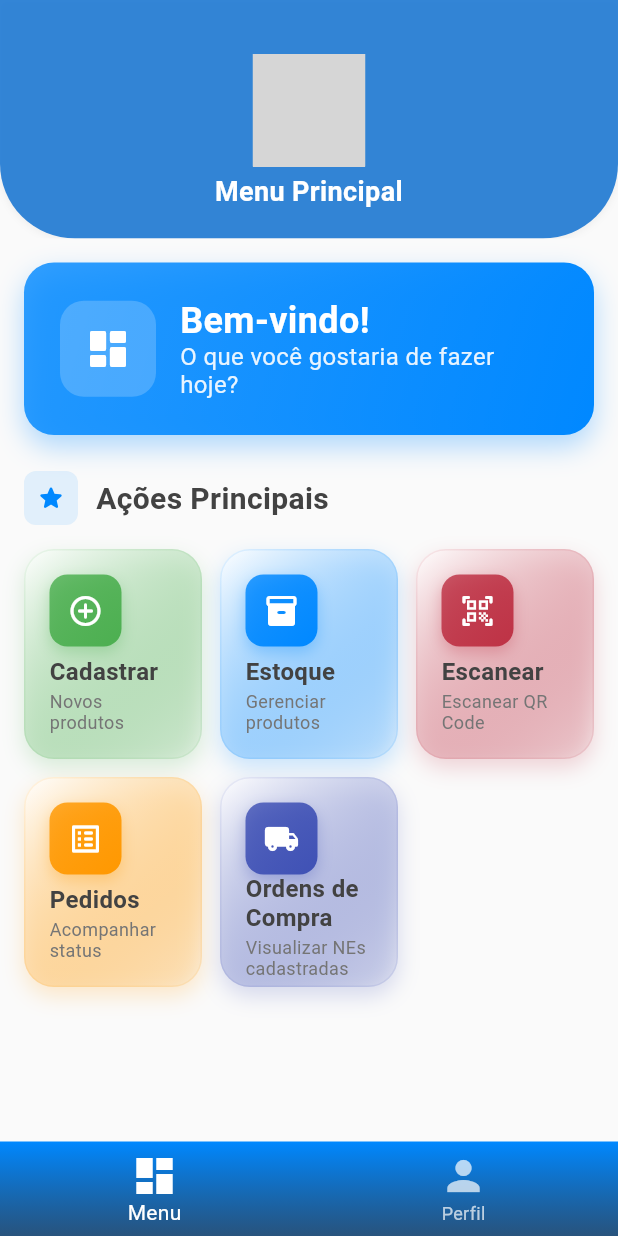
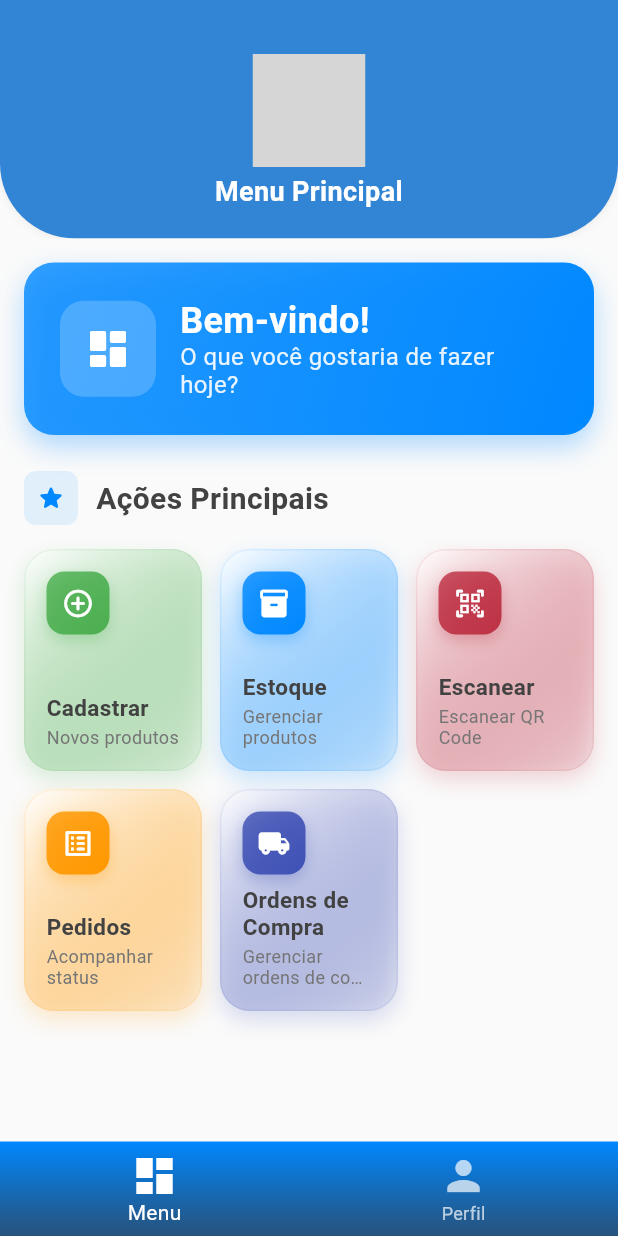
Before and after one commit to Code-Nine-FTC/MobileInterface-2025.2, a Flutter app: the MenuPage screen opened by its route, on a phone screen of 412 x 824 dp. Run offline on Flutter 3.47's test engine with Material 3 defaults, Android fonts, the phone set to English and light mode, and no system bars; our stand-ins replace diacritic, dio, equatable, flutter_bloc, flutter_secure_storage, flutter_svg and 5 more; missing offline and left inert: mobile_scanner; accounts and stored records are empty; grey boxes are pictures that could not be loaded.

Commit message:
fix: correão do btn de ordem

```diff
--- a/lib/presentation/pages/menu.dart
+++ b/lib/presentation/pages/menu.dart
@@ -177,7 +177,7 @@ class _MenuPageState extends State<MenuPage> {
                   child: _buildModernCard(
                     icon: Icons.local_shipping_rounded,
                     label: 'Ordens de Compra',
-                    description: 'Visualizar NEs cadastradas',
+                    description: 'Gerenciar ordens de compra',
                     color: Colors.indigo,
                     onTap: () => Navigator.pushNamed(context, '/purchase_orders'),
                   ),
@@ -237,7 +237,7 @@ class _MenuPageState extends State<MenuPage> {
     required VoidCallback onTap,
   }) {
     return Container(
-      height: 140,
+      height: 148,
       decoration: BoxDecoration(
         gradient: LinearGradient(
           begin: Alignment.topLeft,
@@ -260,12 +260,12 @@ class _MenuPageState extends State<MenuPage> {
           borderRadius: BorderRadius.circular(20),
           onTap: onTap,
           child: Padding(
-            padding: const EdgeInsets.all(16),
+            padding: const EdgeInsets.all(14),
             child: Column(
               crossAxisAlignment: CrossAxisAlignment.start,
               children: [
                 Container(
-                  padding: const EdgeInsets.all(12),
+                  padding: const EdgeInsets.all(10),
                   decoration: BoxDecoration(
                     gradient: LinearGradient(
                       begin: Alignment.topLeft,
@@ -281,13 +281,13 @@ class _MenuPageState extends State<MenuPage> {
                       ),
                     ],
                   ),
-                  child: Icon(icon, color: Colors.white, size: 24),
+                  child: Icon(icon, color: Colors.white, size: 22),
                 ),
                 const Spacer(),
                 Text(
                   label,
                   style: TextStyle(
-                    fontSize: 16,
+                    fontSize: 15,
                     fontWeight: FontWeight.bold,
                     color: Colors.grey[800],
                   ),
```
Also changed, not shown: lib/presentation/pages/adminMenu.dart (+6 -6 lines).
